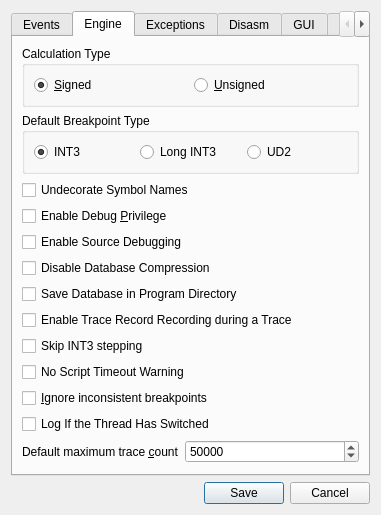
Above: src/gui/Src/Gui/SettingsDialog.ui from x64dbg/x64dbg before the change. Below: the same form after it.
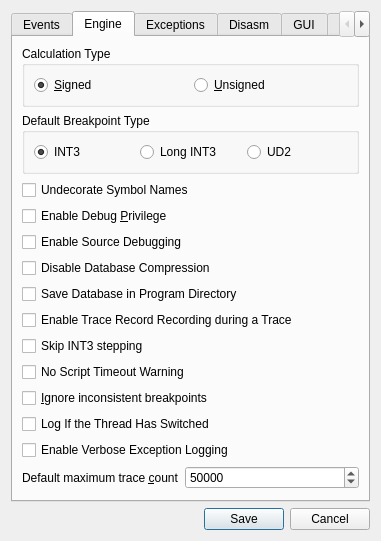
That is the form after the change. The open tabs and pages were chosen to show the change. Icons and pictures are not drawn.

Commit message:
#1312 disable exinfo on exceptions (#1358)
* Added engine settings option to disable printing exinfo for every exception.

* fixed default tab

```diff
--- a/src/gui/Src/Gui/SettingsDialog.ui
+++ b/src/gui/Src/Gui/SettingsDialog.ui
@@ -7,7 +7,7 @@
     <x>0</x>
     <y>0</y>
     <width>381</width>
-    <height>445</height>
+    <height>508</height>
    </rect>
   </property>
   <property name="sizePolicy">
@@ -317,6 +317,13 @@
          </property>
         </widget>
        </item>
+       <item>
+        <widget class="QCheckBox" name="chkVerboseExceptionLogging">
+         <property name="text">
+          <string>Enable Verbose Exception Logging</string>
+         </property>
+        </widget>
+       </item>
        <item>
         <layout class="QHBoxLayout" name="horizontalLayout_6">
          <item>
```
The commit also changes 5 other files.
